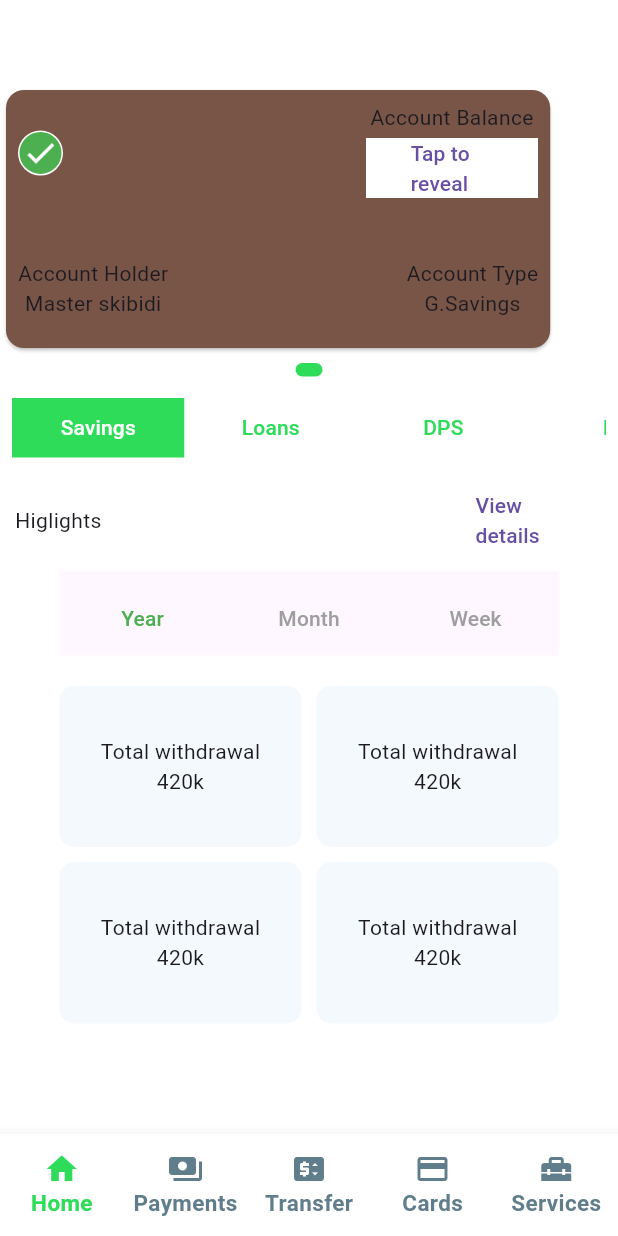
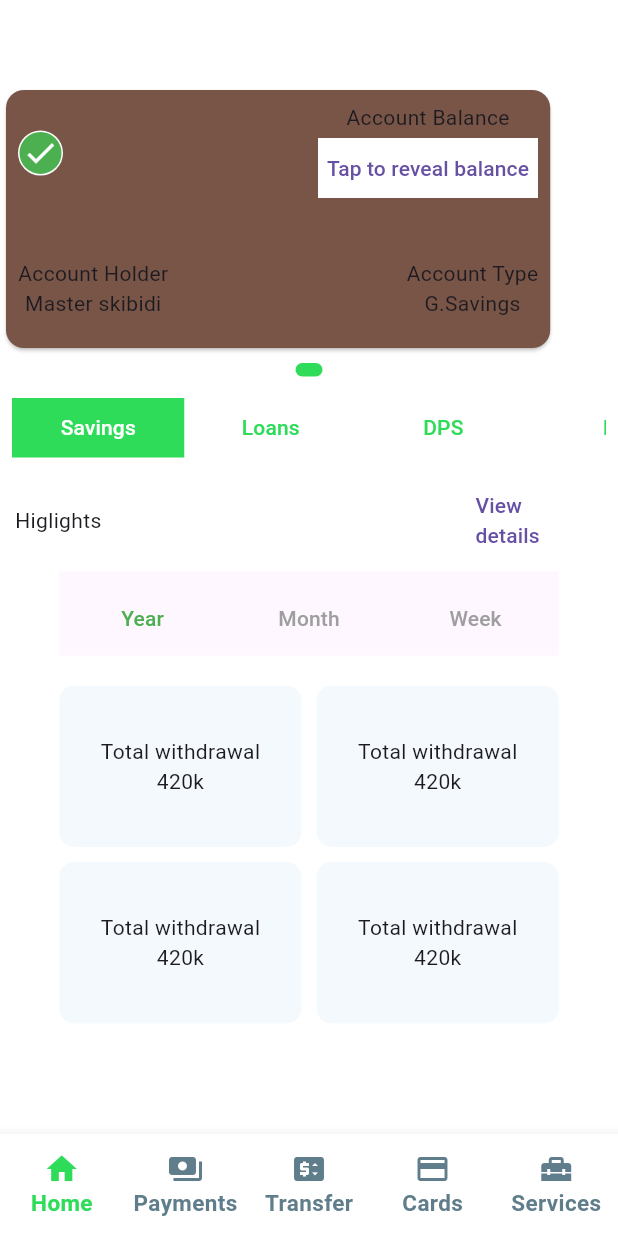
Before and after one commit to ridwan1178/rupali_bank_demo, a Flutter app: the Homepage screen opened by its route, on a phone screen of 412 x 824 dp. Run offline on Flutter 3.47's test engine with Material 3 defaults, Android fonts, the phone set to English and light mode, and no system bars; drawn by our look-alikes of dots_indicator; our stand-ins replace flutter_easyloading, go_router; generated files the repository leaves out were written again.

Commit message:
modified local theme data after gloabal theme set

```diff
--- a/lib/homepage/card/top_right.dart
+++ b/lib/homepage/card/top_right.dart
@@ -26,7 +26,15 @@ class _TopRightState extends State<TopRight> {
 
   @override
   Widget build(BuildContext context) {
-    return Padding(
+    return Theme(
+      data: ThemeData(
+        textButtonTheme: const  TextButtonThemeData(style:
+           ButtonStyle(padding:  WidgetStatePropertyAll<EdgeInsetsGeometry>(
+                  EdgeInsets.zero),
+                  fixedSize: WidgetStatePropertyAll<Size>(Size(147,26)))
+        )
+      ),
+      child: Padding(
         padding: const EdgeInsets.all(8.0),
         child: Column(
           children: [
@@ -56,6 +64,7 @@ class _TopRightState extends State<TopRight> {
                 duration: const Duration(milliseconds: 1000)),
           ],
         ),
+      ),
     );
   }
 }
--- a/lib/signin/signin_page.dart
+++ b/lib/signin/signin_page.dart
@@ -21,7 +21,7 @@ class SigninPage extends StatelessWidget {
     return Theme(
       data: ThemeData(
         //inputDecorationTheme: InputDecorationThemeSignin().inputDecoration(),
-        textButtonTheme:const  TextButtonThemeData(style:
+        textButtonTheme: const TextButtonThemeData(style:
            ButtonStyle(padding:  WidgetStatePropertyAll<EdgeInsetsGeometry>(
                   EdgeInsets.zero),
                   fixedSize: WidgetStatePropertyAll<Size>(Size(50,20)))
```
Also changed, not shown: lib/homepage/presentation/homepage.dart (+2 -8 lines). Lines whose indentation alone changed are shown as unchanged.
